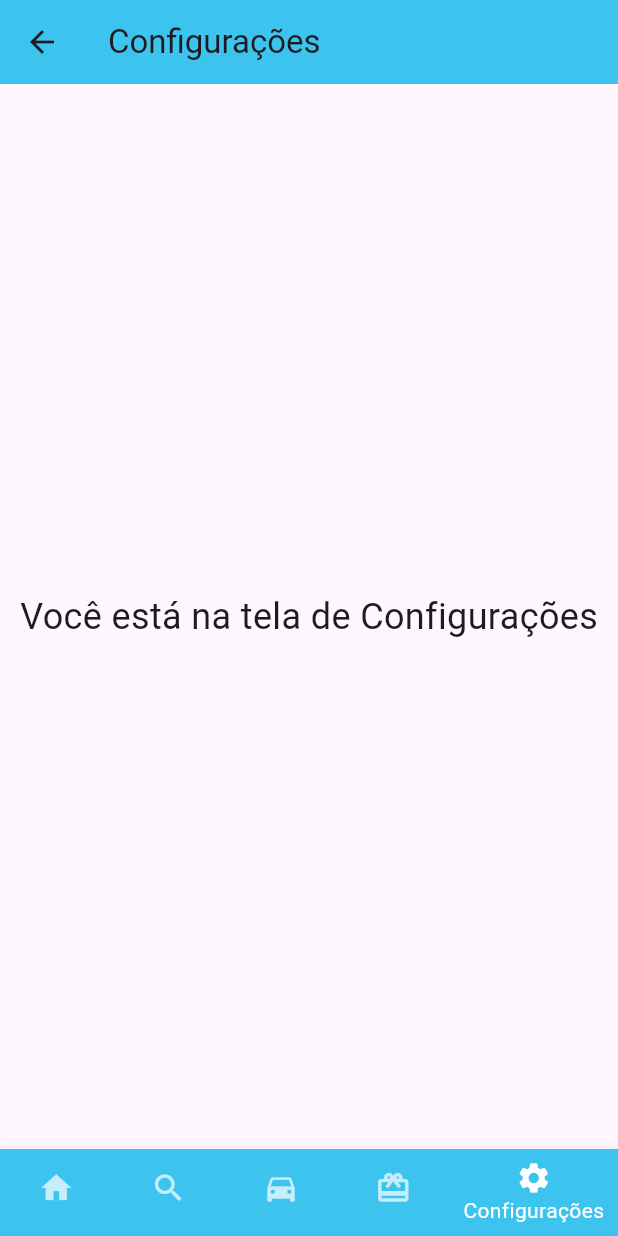
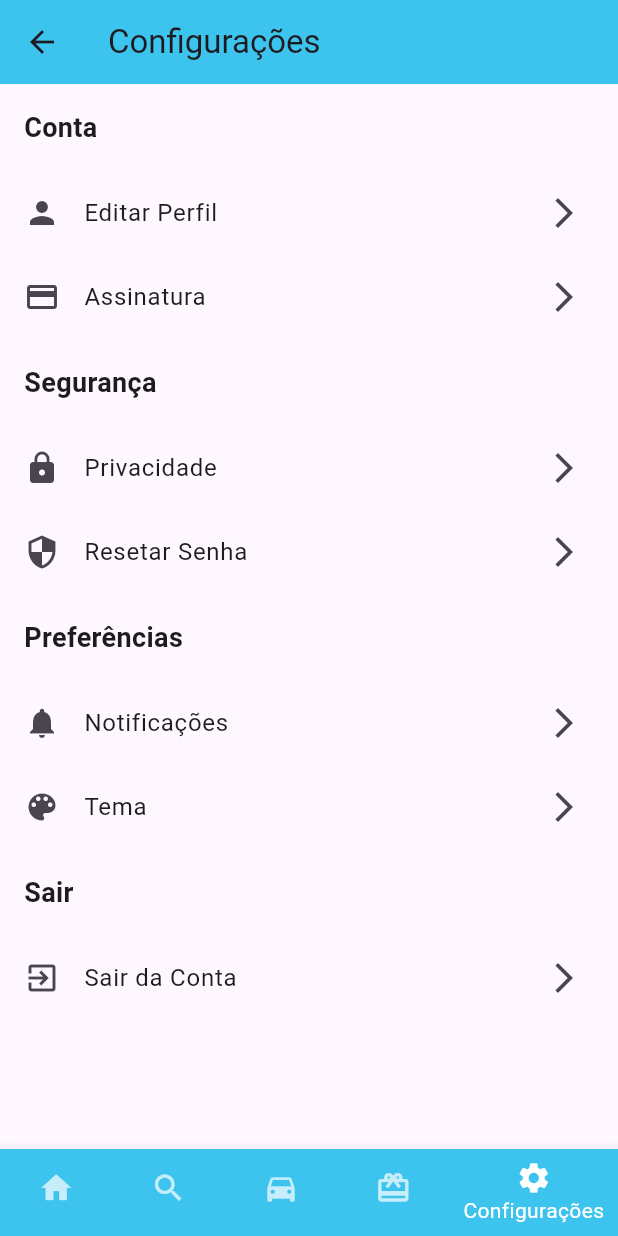
Before and after one commit to VictorLibrelon/challengeFIAP, a Flutter app: the ConfiguracoesScreen screen opened by its route, on a phone screen of 412 x 824 dp. Run offline on Flutter 3.47's test engine with Material 3 defaults, Android fonts, the phone set to English and light mode, and no system bars; our stand-ins replace carousel_slider, cloud_firestore, firebase_auth, firebase_core, google_maps_flutter, google_sign_in; accounts and stored records are empty; network calls fail.

Commit message:
criado tela de configuração e nova tela para solicitar carona

```diff
--- a/lib/Login/Screen/configuracoes_screen.dart
+++ b/lib/Login/Screen/configuracoes_screen.dart
@@ -22,10 +22,102 @@ class _ConfiguracoesScreenState extends State<ConfiguracoesScreen> {
         title: const Text('Configurações'),
         backgroundColor: const Color(0xFF3cc4ef),
       ),
-      body: const Center(
-        child: Text(
-          'Você está na tela de Configurações',
-          style: TextStyle(fontSize: 24),
+      body: SingleChildScrollView(
+        child: Column(
+          crossAxisAlignment: CrossAxisAlignment.start,
+          children: [
+            // Sessão Conta
+            Padding(
+              padding: const EdgeInsets.all(16.0),
+              child: Text(
+                'Conta',
+                style: TextStyle(fontSize: 18, fontWeight: FontWeight.bold),
+              ),
+            ),
+            ListTile(
+              leading: Icon(Icons.person),
+              title: Text('Editar Perfil'),
+              trailing: Icon(Icons.arrow_forward_ios),
+              onTap: () {
+                // Navegar para tela de edição de perfil
+              },
+            ),
+            ListTile(
+              leading: Icon(Icons.credit_card),
+              title: Text('Assinatura'),
+              trailing: Icon(Icons.arrow_forward_ios),
+              onTap: () {
+                // Navegar para tela de assinatura
+              },
+            ),
+
+            // Sessão Segurança
+            Padding(
+              padding: const EdgeInsets.all(16.0),
+              child: Text(
+                'Segurança',
+                style: TextStyle(fontSize: 18, fontWeight: FontWeight.bold),
+              ),
+            ),
+            ListTile(
+              leading: Icon(Icons.lock),
+              title: Text('Privacidade'),
+              trailing: Icon(Icons.arrow_forward_ios),
+              onTap: () {
+                // Navegar para tela de privacidade
+              },
+            ),
+            ListTile(
+              leading: Icon(Icons.security),
+              title: Text('Resetar Senha'),
+              trailing: Icon(Icons.arrow_forward_ios),
+              onTap: () {
+                // Navegar para tela de reset de senha
+              },
+            ),
+
+            // Sessão Preferências
+            Padding(
+              padding: const EdgeInsets.all(16.0),
+              child: Text(
+                'Preferências',
+                style: TextStyle(fontSize: 18, fontWeight: FontWeight.bold),
+              ),
+            ),
+            ListTile(
+              leading: Icon(Icons.notifications),
+              title: Text('Notificações'),
+              trailing: Icon(Icons.arrow_forward_ios),
+              onTap: () {
+                // Navegar para tela de notificações
+              },
+            ),
+            ListTile(
+              leading: Icon(Icons.color_lens),
+              title: Text('Tema'),
+              trailing: Icon(Icons.arrow_forward_ios),
+              onTap: () {
+                // Navegar para tela de tema (claro/escuro)
+              },
+            ),
+
+            // Sessão Sair
+            Padding(
+              padding: const EdgeInsets.all(16.0),
+              child: Text(
+                'Sair',
+                style: TextStyle(fontSize: 18, fontWeight: FontWeight.bold),
+              ),
+            ),
+            ListTile(
+              leading: Icon(Icons.exit_to_app),
+              title: Text('Sair da Conta'),
+              trailing: Icon(Icons.arrow_forward_ios),
+              onTap: () {
+                // Lógica para sair da conta
+              },
+            ),
+          ],
         ),
       ),
       bottomNavigationBar: Theme(
--- a/pubspec.yaml
+++ b/pubspec.yaml
@@ -19,6 +19,7 @@ dependencies:
   google_sign_in: ^6.2.1
   carousel_slider: ^5.0.0
   provider: ^6.1.2
+  google_maps_flutter: ^2.9.0
 
 dev_dependencies:
   flutter_test:
```
Also changed, not shown: lib/Login/Screen/solicitar_carona_screen.dart (added, +150 -0 lines), pubspec.lock.
